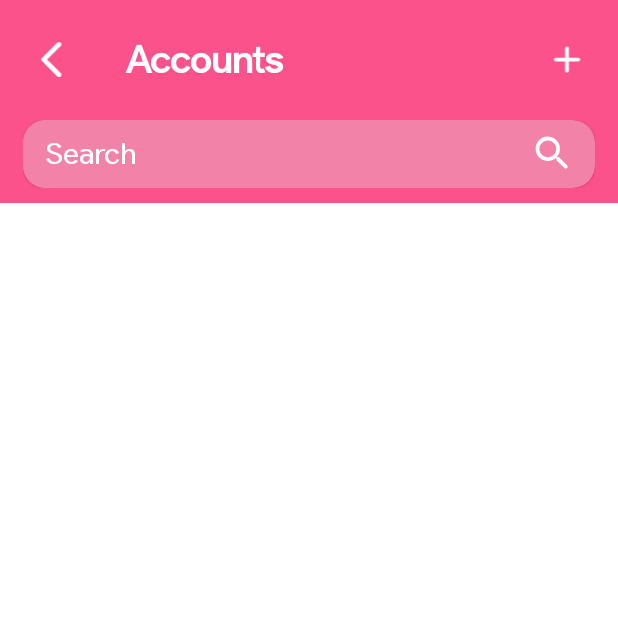
After one commit to charleology/scratch-admin, an Android app: the ManageAccount screen opened directly, with no data from a screen before it, on a phone screen of 412 x 824 dp, the top half of it. The commit adds this screen. Run offline under Robolectric (Android 15) with nearby library versions, the phone set to English and light mode, and no system bars.

Commit message:
Manage Account

```diff
--- a/app/src/main/AndroidManifest.xml
+++ b/app/src/main/AndroidManifest.xml
@@ -13,6 +13,9 @@
         android:supportsRtl="true"
         android:theme="@style/Theme.Scratchadmin"
         tools:targetApi="31">
+        <activity
+            android:name=".ManageAccount"
+            android:exported="false" />
         <activity
             android:name=".Header"
             android:exported="false" />
@@ -33,8 +36,7 @@
             android:exported="false" />
         <activity
             android:name=".MainActivity"
-            android:exported="false">
-        </activity>
+            android:exported="false"></activity>
     </application>
 
 </manifest>
--- a/app/src/main/java/com/example/scratch_admin/Dashboard.java
+++ b/app/src/main/java/com/example/scratch_admin/Dashboard.java
@@ -3,6 +3,7 @@ package com.example.scratch_admin;
 import android.content.Intent;
 import android.os.Bundle;
 import android.view.View;
+import android.view.Window;
 import android.widget.LinearLayout;
 
 import androidx.appcompat.app.AppCompatActivity;
@@ -11,7 +12,7 @@ import com.google.android.material.card.MaterialCardView;
 
 public class Dashboard extends AppCompatActivity {
 
-    LinearLayout requestsPad;
+    LinearLayout requestsPad, messagesPad, manageRecordsPad, manageAccountsPad;
     MaterialCardView requestsDot;
 
     @Override
@@ -22,6 +23,9 @@ public class Dashboard extends AppCompatActivity {
 
         requestsPad = (LinearLayout) findViewById(R.id.requestsPad);
         requestsDot = (MaterialCardView) findViewById(R.id.requestsDot);
+        messagesPad = (LinearLayout) findViewById(R.id.messagesPad);
+        manageAccountsPad = (LinearLayout) findViewById(R.id.manageAccountsPad);
+        manageRecordsPad = (LinearLayout) findViewById(R.id.manageRecordsPad);
 
         requestsPad.setOnClickListener(new View.OnClickListener() {
             @Override
@@ -30,5 +34,13 @@ public class Dashboard extends AppCompatActivity {
                 startActivity(i);
             }
         });
+
+        manageAccountsPad.setOnClickListener(new View.OnClickListener() {
+            @Override
+            public void onClick(View view) {
+                Intent i = new Intent (Dashboard.this, ManageAccount.class);
+                startActivity(i);
+            }
+        });
     }
 }
--- a/app/src/main/java/com/example/scratch_admin/Header.java
+++ b/app/src/main/java/com/example/scratch_admin/Header.java
@@ -1,6 +1,7 @@
 package com.example.scratch_admin;
 
 import android.os.Bundle;
+import android.view.View;
 
 import androidx.appcompat.app.AppCompatActivity;
 
@@ -11,4 +12,14 @@ public class Header extends AppCompatActivity {
         super.onCreate(savedInstanceState);
         setContentView(R.layout.activity_header);
     }
+
+    public void back(View view){
+        onBackPressed();
+    }
+
+    @Override
+    public void onBackPressed() {
+        super.onBackPressed();
+        this.finish();
+    }
 }
--- a/app/src/main/java/com/example/scratch_admin/LogIn.java
+++ b/app/src/main/java/com/example/scratch_admin/LogIn.java
@@ -30,6 +30,7 @@ public class LogIn extends AppCompatActivity {
         loginPasswordEt = (EditText) findViewById(R.id.loginPasswordEt);
         loginBtn = (Button) findViewById(R.id.loginBtn);
         forgotPasswordTv = (TextView) findViewById(R.id.forgotPasswordTv);
+
 
         //for transpa status bar
         if (Build.VERSION.SDK_INT >= 19 && Build.VERSION.SDK_INT < 21) {
--- /dev/null
+++ b/app/src/main/java/com/example/scratch_admin/ManageAccount.java
@@ -0,0 +1,32 @@
+package com.example.scratch_admin;
+
+import androidx.appcompat.app.AppCompatActivity;
+
+import android.os.Bundle;
+import android.view.View;
+import android.view.Window;
+import android.view.WindowManager;
+import android.widget.EditText;
+import android.widget.ImageView;
+
+public class ManageAccount extends AppCompatActivity {
+
+    EditText accountSearchEt;
+    ImageView accountSearchBtn, createAccountBtn;
+
+    @Override
+    protected void onCreate(Bundle savedInstanceState) {
+        super.onCreate(savedInstanceState);
+        setContentView(R.layout.activity_manage_account);
+        getSupportActionBar().hide();
+
+        //to adopt status bar to the pink header
+        Window window = this.getWindow();
+        window.setStatusBarColor(this.getResources().getColor(R.color.pink));
+        window.getDecorView().setSystemUiVisibility(View.SYSTEM_UI_FLAG_LAYOUT_STABLE);
+
+        accountSearchEt = (EditText) findViewById(R.id.accountSearchEt);
+        accountSearchBtn = (ImageView) findViewById(R.id.accountSearchBtn);
+        createAccountBtn = (ImageView) findViewById(R.id.createAccountBtn);
+    }
+}
--- /dev/null
+++ b/app/src/main/res/drawable/ic_round_add_24.xml
@@ -0,0 +1,5 @@
+<vector android:height="24dp" android:tint="#000000"
+    android:viewportHeight="24" android:viewportWidth="24"
+    android:width="24dp" xmlns:android="http://schemas.android.com/apk/res/android">
+    <path android:fillColor="@android:color/white" android:pathData="M18,13h-5v5c0,0.55 -0.45,1 -1,1s-1,-0.45 -1,-1v-5H6c-0.55,0 -1,-0.45 -1,-1s0.45,-1 1,-1h5V6c0,-0.55 0.45,-1 1,-1s1,0.45 1,1v5h5c0.55,0 1,0.45 1,1s-0.45,1 -1,1z"/>
+</vector>
--- /dev/null
+++ b/app/src/main/res/drawable/ic_round_arrow_back_ios_24.xml
@@ -0,0 +1,5 @@
+<vector android:height="24dp" android:tint="#000000"
+    android:viewportHeight="24" android:viewportWidth="24"
+    android:width="24dp" xmlns:android="http://schemas.android.com/apk/res/android">
+    <path android:fillColor="@android:color/white" android:pathData="M16.62,2.99c-0.49,-0.49 -1.28,-0.49 -1.77,0L6.54,11.3c-0.39,0.39 -0.39,1.02 0,1.41l8.31,8.31c0.49,0.49 1.28,0.49 1.77,0s0.49,-1.28 0,-1.77L9.38,12l7.25,-7.25c0.48,-0.48 0.48,-1.28 -0.01,-1.76z"/>
+</vector>
--- /dev/null
+++ b/app/src/main/res/drawable/ic_round_search_24.xml
@@ -0,0 +1,5 @@
+<vector android:height="24dp" android:tint="#000000"
+    android:viewportHeight="24" android:viewportWidth="24"
+    android:width="24dp" xmlns:android="http://schemas.android.com/apk/res/android">
+    <path android:fillColor="@android:color/white" android:pathData="M15.5,14h-0.79l-0.28,-0.27c1.2,-1.4 1.82,-3.31 1.48,-5.34 -0.47,-2.78 -2.79,-5 -5.59,-5.34 -4.23,-0.52 -7.79,3.04 -7.27,7.27 0.34,2.8 2.56,5.12 5.34,5.59 2.03,0.34 3.94,-0.28 5.34,-1.48l0.27,0.28v0.79l4.25,4.25c0.41,0.41 1.08,0.41 1.49,0 0.41,-0.41 0.41,-1.08 0,-1.49L15.5,14zM9.5,14C7.01,14 5,11.99 5,9.5S7.01,5 9.5,5 14,7.01 14,9.5 11.99,14 9.5,14z"/>
+</vector>
--- /dev/null
+++ b/app/src/main/res/layout/activity_manage_account.xml
@@ -0,0 +1,99 @@
+<?xml version="1.0" encoding="utf-8"?>
+<LinearLayout xmlns:android="http://schemas.android.com/apk/res/android"
+    xmlns:app="http://schemas.android.com/apk/res-auto"
+    xmlns:tools="http://schemas.android.com/tools"
+    android:layout_width="match_parent"
+    android:layout_height="match_parent"
+    android:orientation="vertical"
+    android:theme="@style/Theme.AppCompat.Light.DarkActionBar"
+    tools:context=".ManageAccount">
+
+    <LinearLayout
+        android:id="@+id/pinkHeader"
+        android:layout_width="match_parent"
+        android:layout_height="80dp"
+        android:background="@color/pink"
+        android:gravity="center"
+        android:orientation="horizontal"
+        android:paddingStart="15dp"
+        android:paddingTop="10dp"
+        android:paddingEnd="15dp"
+        android:paddingBottom="10dp"
+        android:weightSum="3">
+
+        <ImageView
+            android:layout_width="match_parent"
+            android:layout_height="30dp"
+            android:layout_weight="1.35"
+            android:src="@drawable/ic_round_arrow_back_ios_24"
+            app:tint="@color/whitey" />
+
+        <TextView
+            android:id="@+id/pinkHeaderTitle"
+            android:layout_width="match_parent"
+            android:layout_height="wrap_content"
+            android:layout_weight="0.3"
+            android:paddingStart="30dp"
+            android:text="Accounts"
+            android:textColor="@color/whitey"
+            android:textSize="25sp"
+            android:textStyle="bold" />
+
+        <ImageView
+            android:id="@+id/createAccountBtn"
+            android:layout_width="match_parent"
+            android:layout_height="30dp"
+            android:layout_weight="1.35"
+            android:src="@drawable/ic_round_add_24"
+            app:tint="@color/whitey" />
+
+    </LinearLayout>
+
+    <LinearLayout
+        android:layout_width="match_parent"
+        android:layout_height="wrap_content"
+        android:background="@color/pink"
+        android:orientation="horizontal"
+        android:paddingStart="15dp"
+
+        android:paddingEnd="15dp"
+        android:paddingBottom="10dp">
+
+        <com.google.android.material.card.MaterialCardView
+            style="@style/search_bg_style"
+            android:layout_width="match_parent"
+            android:layout_height="45dp"
+            app:cardCornerRadius="15dp">
+
+            <LinearLayout
+                android:layout_width="match_parent"
+                android:layout_height="match_parent"
+                android:orientation="horizontal"
+                android:weightSum="2">
+
+                <EditText
+                    android:id="@+id/accountSearchEt"
+                    style="@style/search_style"
+                    android:layout_width="match_parent"
+                    android:layout_height="match_parent"
+                    android:layout_weight="0.3"
+                    android:layout_gravity="center"
+                    android:inputType="text"
+                    android:singleLine="true"/>
+
+                <ImageView
+                    android:id="@+id/accountSearchBtn"
+                    android:layout_gravity="center"
+                    android:layout_width="match_parent"
+                    android:layout_height="30dp"
+                    android:layout_weight="1.7"
+                    android:src="@drawable/ic_round_search_24"
+                    app:tint="@color/whitey" />
+
+            </LinearLayout>
+
+        </com.google.android.material.card.MaterialCardView>
+
+    </LinearLayout>
+
+</LinearLayout>
--- a/app/src/main/res/values-night/colors.xml
+++ b/app/src/main/res/values-night/colors.xml
@@ -23,6 +23,7 @@
     <color name="green">#04d428</color>
     <color name="red">#e6080B</color>
     <color name="pastelGreen">#55ab55</color>
+    <color name="searchBar">#f282a8</color>
 
     <!-- much more custome colors DO NOT REMOVE OR CHANGE -->
     <color name="splashBackPink">#242526</color>
--- a/app/src/main/res/values-night/themes.xml
+++ b/app/src/main/res/values-night/themes.xml
@@ -39,6 +39,22 @@
         <item name="android:paddingEnd">22dp</item>
         <item name="android:textSize">13sp</item>
         <item name="android:inputType">text</item>
+    </style>
+
+    <style name="search_style">
+        <item name="android:background">@color/searchBar</item>
+        <item name="android:textSize">20sp</item>
+        <item name="android:hint">Search</item>
+        <item name="android:paddingStart">15dp</item>
+        <item name="android:paddingEnd">15dp</item>
+        <item name="android:textColorHint">@color/whitey</item>
+        <item name="android:textColor">@color/whitey</item>
+    </style>
+
+    <style name="search_bg_style">
+        <item name="android:height">60dp</item>
+        <item name="android:width">340dp</item>
+        <item name="android:backgroundTint">@color/searchBar</item>
     </style>
 
     <style name="pinkButton_style">
--- a/app/src/main/res/values/colors.xml
+++ b/app/src/main/res/values/colors.xml
@@ -24,6 +24,7 @@
     <color name="red">#e6080B</color>
     <color name="pastelGreen">#55ab55</color>
     <color name="transparent">#00FFFFFF</color>
+    <color name="searchBar">#f282a8</color>
 
     <!-- much more custome colors DO NOT REMOVE OR CHANGE -->
     <color name="splashBackPink">#fb528b</color>
--- a/app/src/main/res/values/strings.xml
+++ b/app/src/main/res/values/strings.xml
@@ -1,3 +1,3 @@
 <resources>
-    <string name="app_name">scratch-admin</string>
+    <string name="app_name">scratchadmin</string>
 </resources>
--- a/app/src/main/res/values/themes.xml
+++ b/app/src/main/res/values/themes.xml
@@ -39,6 +39,22 @@
         <item name="android:paddingEnd">22dp</item>
         <item name="android:textSize">13sp</item>
         <item name="android:inputType">text</item>
+    </style>
+
+    <style name="search_style">
+        <item name="android:background">@color/searchBar</item>
+        <item name="android:textSize">20sp</item>
+        <item name="android:hint">Search</item>
+        <item name="android:paddingStart">15dp</item>
+        <item name="android:paddingEnd">15dp</item>
+        <item name="android:textColorHint">@color/whitey</item>
+        <item name="android:textColor">@color/whitey</item>
+    </style>
+
+    <style name="search_bg_style">
+        <item name="android:height">60dp</item>
+        <item name="android:width">340dp</item>
+        <item name="android:backgroundTint">@color/searchBar</item>
     </style>
 
     <style name="pinkButton_style">
```
